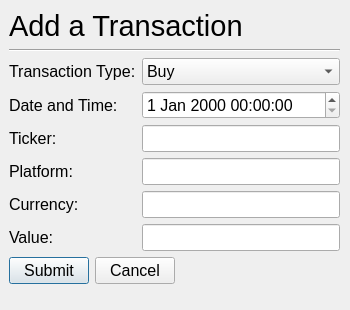
Before: the Qt Designer form src/ui/add_transaction.ui in IsaacCheng9/trading-portfolio-tracker, drawn with Qt 5.
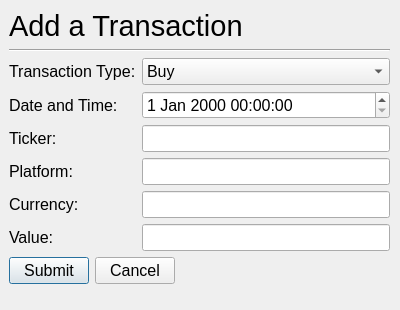
After: the same form once the commit is applied.

Commit message: Fix dialog window title

What changed in the file:
```diff
--- a/src/ui/add_transaction.ui
+++ b/src/ui/add_transaction.ui
@@ -6,7 +6,7 @@
    <rect>
     <x>0</x>
     <y>0</y>
-    <width>350</width>
+    <width>400</width>
     <height>310</height>
    </rect>
   </property>
@@ -23,7 +23,7 @@
     <rect>
      <x>9</x>
      <y>9</y>
-     <width>331</width>
+     <width>381</width>
      <height>291</height>
     </rect>
    </property>
```
Left out of the diff: 2 changed lines with no effect on the pictures. The commit also changes 1 other file.
